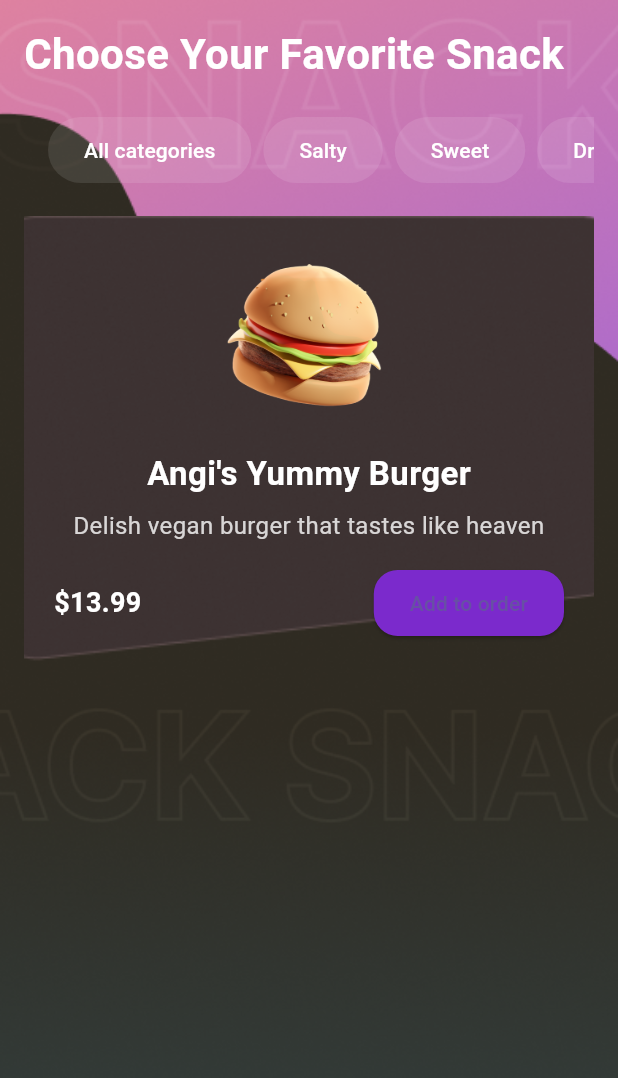
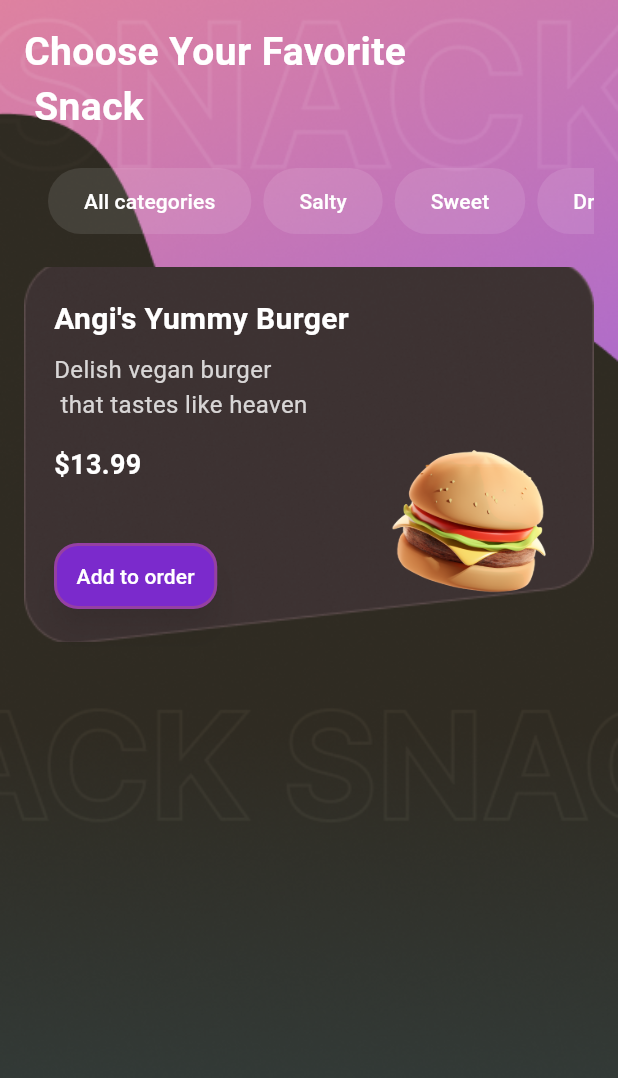
Before and after one commit to Muhannmmad/snack_app, a Flutter app: the HomeScreen screen opened directly, on a phone screen of 412 x 824 dp. Shown: the top 1078 px of the screen. Run offline on Flutter 3.47's test engine with Material 3 defaults, Android fonts, the phone set to English and light mode, and no system bars.

Commit message:
middle of the page arranged some

```diff
--- a/lib/Home.screen.dart
+++ b/lib/Home.screen.dart
@@ -33,9 +33,9 @@ class HomeScreen extends StatelessWidget {
                 crossAxisAlignment: CrossAxisAlignment.start,
                 children: [
                   Text(
-                    "Choose Your Favorite Snack",
+                    "Choose Your Favorite \n Snack",
                     style: TextStyle(
-                      fontSize: 28,
+                      fontSize: 26,
                       fontWeight: FontWeight.bold,
                       color: Colors.white,
                     ),
@@ -99,53 +99,37 @@ class HomeScreen extends StatelessWidget {
                     child: Stack(
                       children: [
                         Container(
-                          height: 300,
-                          width: 400,
+                          height: 250,
+                          width: 380,
                           child: Image.asset(
                             'assets/details/Top Card.png',
                             fit: BoxFit.cover,
                           ),
                         ),
-                        // Main Card content
                         Positioned(
                           top: 20,
                           left: 20,
-                          right: 20,
                           child: Column(
-                            crossAxisAlignment: CrossAxisAlignment.center,
+                            crossAxisAlignment: CrossAxisAlignment.start,
                             children: [
-                              // Burger Image
-                              Image.asset(
-                                'assets/grafiken/Burger_3D.png',
-                                height: 120,
-                                fit: BoxFit.contain,
-                              ),
-                              SizedBox(height: 16),
-                              // Burger Title
                               Text(
                                 "Angi's Yummy Burger",
                                 style: TextStyle(
-                                  fontSize: 22,
+                                  fontSize: 20,
                                   fontWeight: FontWeight.bold,
                                   color: Colors.white,
                                 ),
                               ),
                               SizedBox(height: 8),
-                              // Burger Description
                               Text(
-                                "Delish vegan burger that tastes like heaven",
+                                "Delish vegan burger\n that tastes like heaven",
                                 style: TextStyle(
                                   fontSize: 16,
                                   color: Colors.white.withOpacity(0.8),
                                 ),
-                                textAlign: TextAlign.center,
+                                textAlign: TextAlign.left,
                               ),
                               SizedBox(height: 16),
-                              // Price and Button Row
-                              Row(
-                                mainAxisAlignment:
-                                    MainAxisAlignment.spaceBetween,
-                                children: [
                               Text(
                                 '\$13.99',
                                 style: TextStyle(
@@ -154,22 +138,43 @@ class HomeScreen extends StatelessWidget {
                                   color: Colors.white,
                                 ),
                               ),
-                                  ElevatedButton(
+                            ],
+                          ),
+                        ),
+                        // Positioning the burger image separately
+                        Positioned(
+                          bottom: 20,
+                          right: 20,
+                          child: Image.asset(
+                            'assets/grafiken/Burger_3D.png',
+                            height: 120,
+                            fit: BoxFit.contain,
+                          ),
+                        ),
+
+                        Positioned(
+                          bottom: 20,
+                          left: 20,
+                          child: ElevatedButton(
                             onPressed: () {},
                             style: ElevatedButton.styleFrom(
-                                      backgroundColor: const Color.fromARGB(
-                                          255, 123, 42, 204),
+                              backgroundColor:
+                                  const Color.fromARGB(255, 123, 42, 204),
+                              foregroundColor:
+                                  Colors.white, // Text color to white
                               shape: RoundedRectangleBorder(
                                 borderRadius: BorderRadius.circular(16),
+                                side: BorderSide(
+                                  color: Colors.orange.withOpacity(0.2),
+                                  width: 2.0,
                                 ),
+                              ),
+                              shadowColor: Colors.black.withOpacity(0.4),
+                              elevation: 8,
                               padding: EdgeInsets.symmetric(
-                                          horizontal: 24, vertical: 12),
+                                  horizontal: 15, vertical: 12),
                             ),
                             child: Text('Add to order'),
-                                  ),
-                                ],
-                              ),
-                            ],
                           ),
                         ),
                       ],
```
Lines whose indentation alone changed are shown as unchanged.
